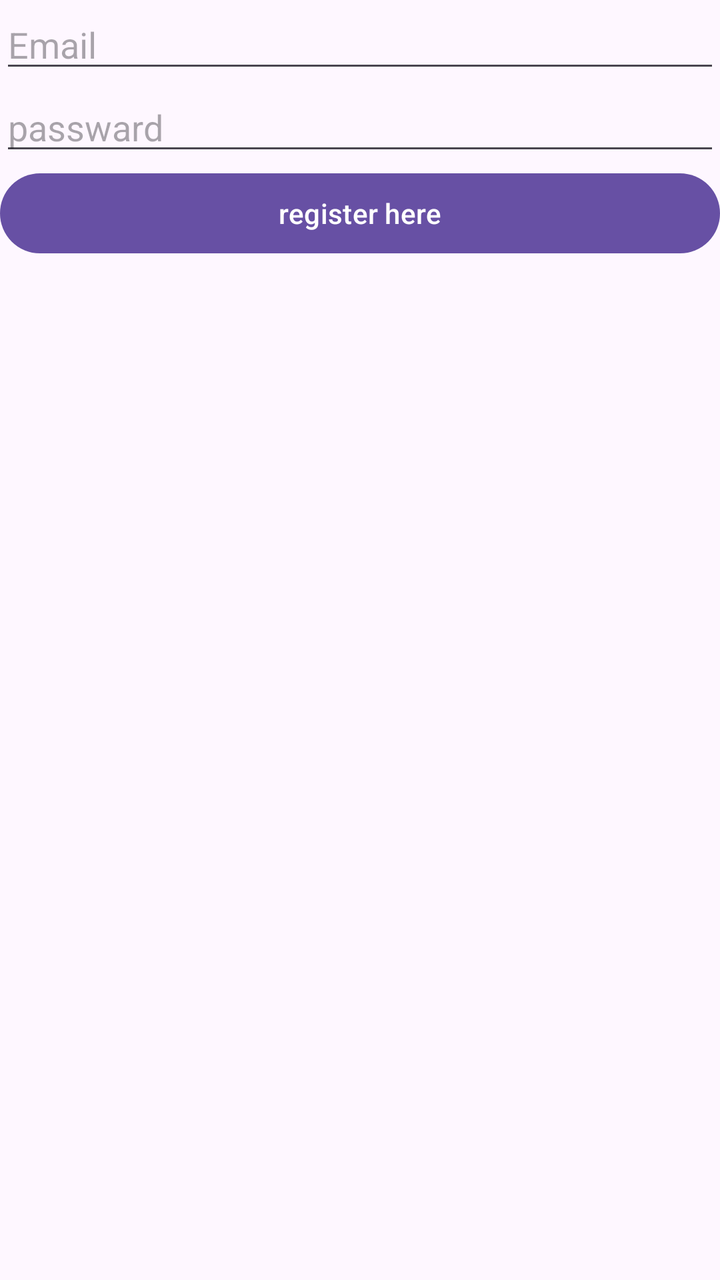
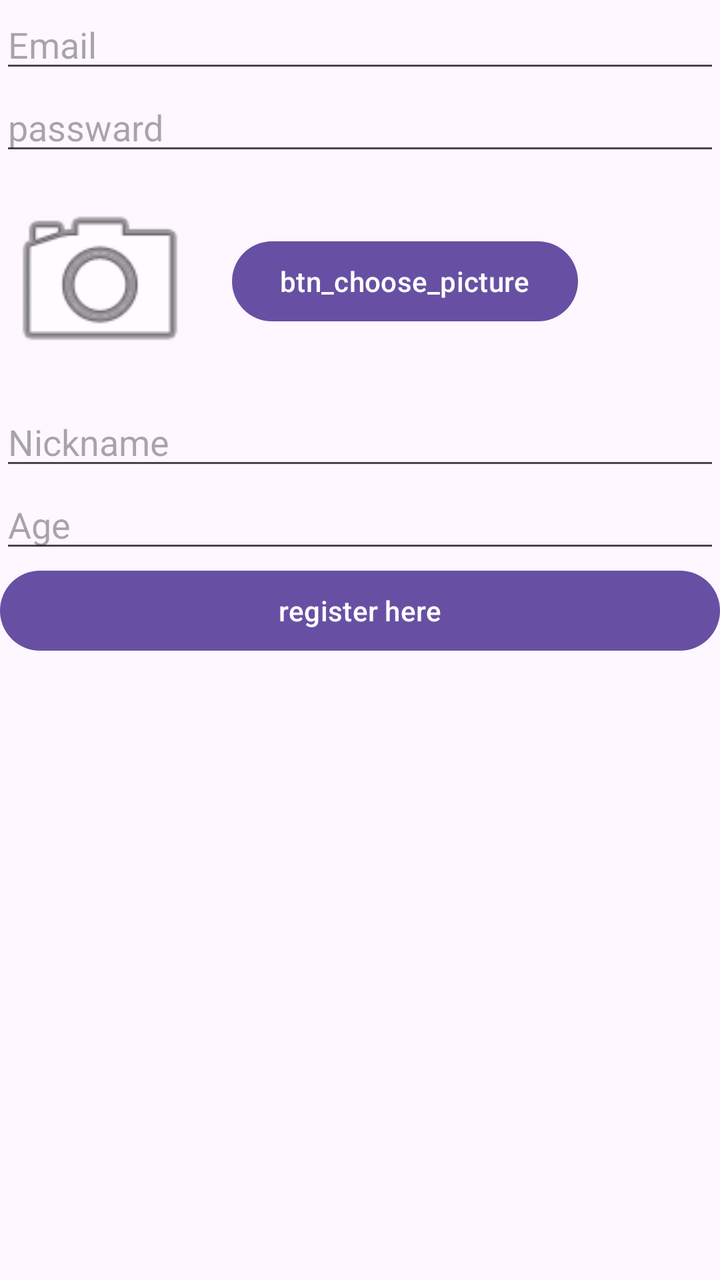

Two renders of the same Android screen: before a commit and after it. Below are the layout's source before the change and the commit's diff.
<!-- AndroidManifest.xml: application theme Theme.Travellog -->
<!-- res/layout/activity_registration.xml -->
<?xml version="1.0" encoding="utf-8"?>
<LinearLayout xmlns:android="http://schemas.android.com/apk/res/android"
    xmlns:app="http://schemas.android.com/apk/res-auto"
    xmlns:tools="http://schemas.android.com/tools"
    android:id="@+id/main"
    android:layout_width="match_parent"
    android:orientation="vertical"
    android:layout_height="match_parent"
    tools:context=".LoginActivity">

    <EditText
        android:id="@+id/emailEditText"
        android:layout_width="match_parent"
        android:layout_height="wrap_content"
        android:hint="Email" />

    <EditText
        android:id="@+id/passwordEditText"
        android:layout_width="match_parent"
        android:layout_height="wrap_content"
        android:hint="passward" />

    <Button
        android:id="@+id/btn_register"
        android:layout_width="match_parent"
        android:layout_height="wrap_content"
        android:text="register here" />

</LinearLayout>
<!-- resources referenced by this layout -->
<resources>
  <style name="Theme.Travellog" parent="Base.Theme.Travellog" />
  <style name="Base.Theme.Travellog" parent="Theme.Material3.DayNight.NoActionBar">
          
          
      </style>
</resources>

<!-- the commit's change to res/layout/activity_registration.xml (unified diff, before → after) -->
@@ -20,6 +20,43 @@
         android:layout_height="wrap_content"
         android:hint="passward" />
 
+    <LinearLayout
+        android:layout_width="match_parent"
+        android:layout_height="wrap_content"
+        android:orientation="horizontal"
+        android:gravity="center_vertical"
+        android:layout_marginTop="8dp"
+        android:layout_marginBottom="8dp">
+
+        <ImageView
+            android:id="@+id/iv_profile_picture"
+            android:layout_width="100dp"
+            android:layout_height="100dp"
+            android:contentDescription="Profile Picture Preview"
+            android:src="@android:drawable/ic_menu_camera" />
+
+        <Button
+            android:id="@+id/btn_choose_picture"
+            android:layout_width="wrap_content"
+            android:layout_height="wrap_content"
+            android:layout_marginStart="16dp"
+            android:text="btn_choose_picture" />
+
+    </LinearLayout>
+    <EditText
+        android:id="@+id/et_nickname"
+        android:layout_width="match_parent"
+        android:layout_height="wrap_content"
+        android:hint="Nickname"
+        android:inputType="textPersonName"/>
+
+    <EditText
+        android:id="@+id/et_age"
+        android:layout_width="match_parent"
+        android:layout_height="wrap_content"
+        android:hint="Age"
+        android:inputType="number" />
+
     <Button
         android:id="@+id/btn_register"
         android:layout_width="match_parent"
